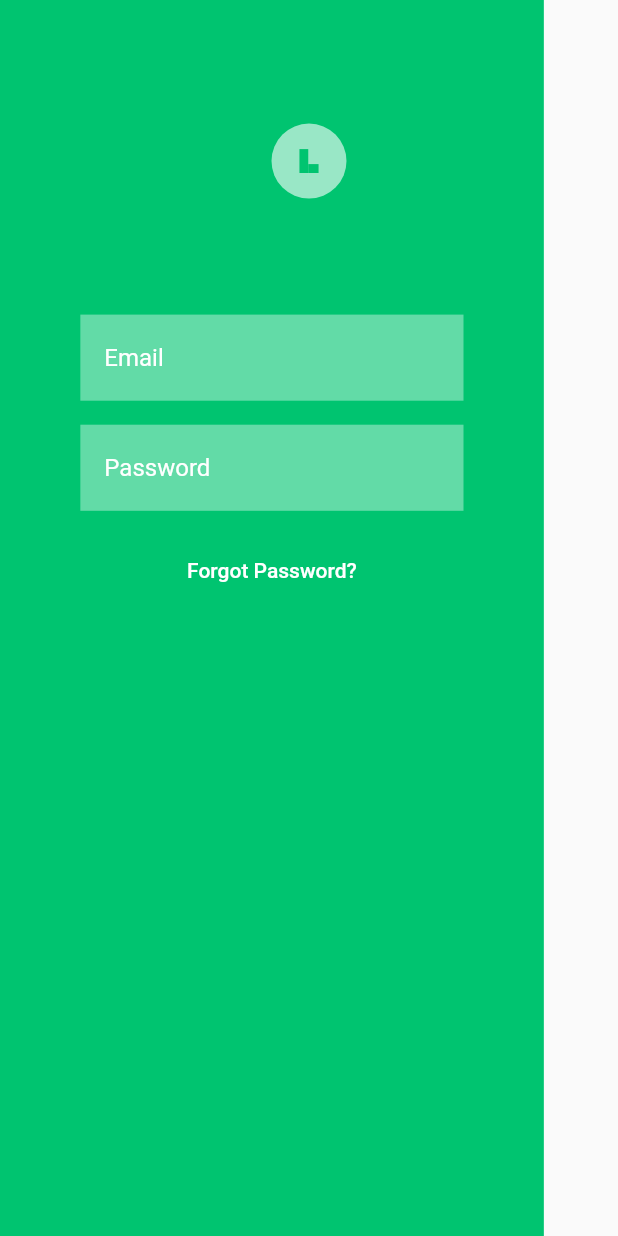
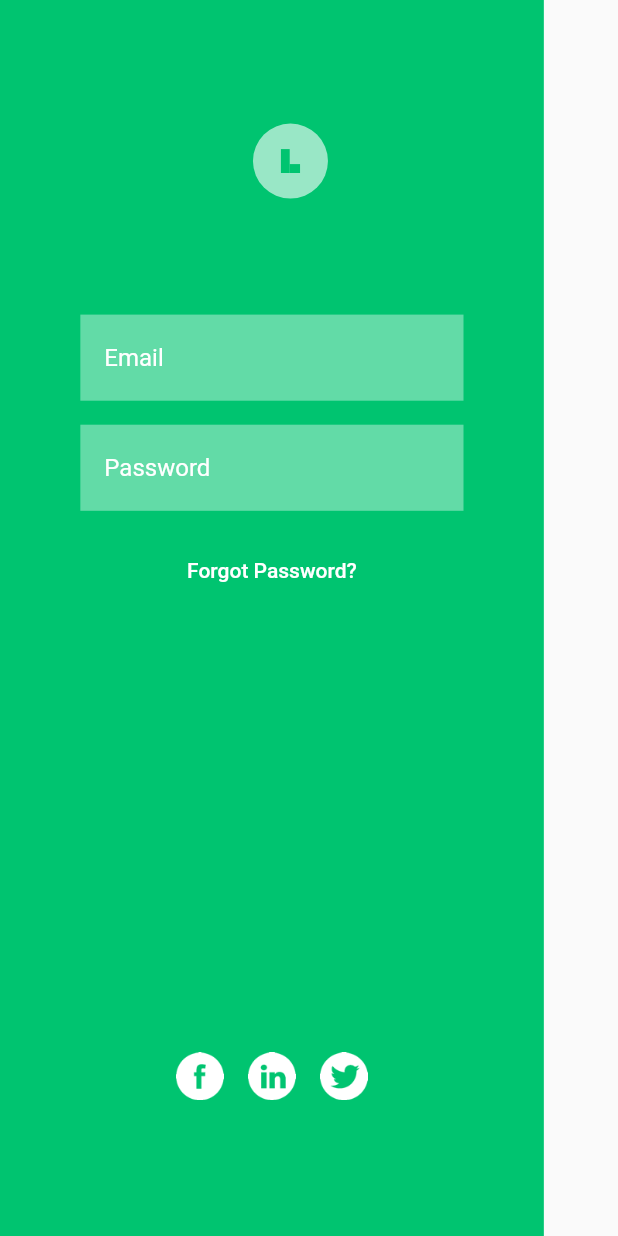
Before and after one commit to MatheusAngelicio/Login_With_Animation, a Flutter app: the screen it shows after launch, on a phone screen of 412 x 824 dp. Run offline on Flutter 3.47's test engine with Material 2 defaults, Android fonts, the phone set to English and light mode, and no system bars; our stand-ins replace flutter_svg.

Commit message:
tela de login

```diff
--- a/lib/auth_screen.dart
+++ b/lib/auth_screen.dart
@@ -2,6 +2,7 @@ import 'package:flutter/material.dart';
 import 'package:flutter_svg/svg.dart';
 import 'package:login_with_animation/constants.dart';
 import 'package:login_with_animation/widgets/login_form.dart';
+import 'package:login_with_animation/widgets/socal_buttons.dart';
 
 class AuthScreen extends StatelessWidget {
   const AuthScreen({Key? key}) : super(key: key);
@@ -23,7 +24,7 @@ class AuthScreen extends StatelessWidget {
           Positioned(
             left: 0,
             top: _size.height * 0.1,
-            right: 0,
+            right: _size.width * 0.06,
             child: CircleAvatar(
               radius: 25,
               backgroundColor: Colors.white60,
@@ -32,6 +33,12 @@ class AuthScreen extends StatelessWidget {
                 color: login_bg,
               ),
             ),
+          ),
+          Positioned(
+            width: _size.width,
+            bottom: _size.height * 0.1,
+            right: _size.width * 0.06,
+            child: SocalButtns(),
           )
         ],
       ),
```
